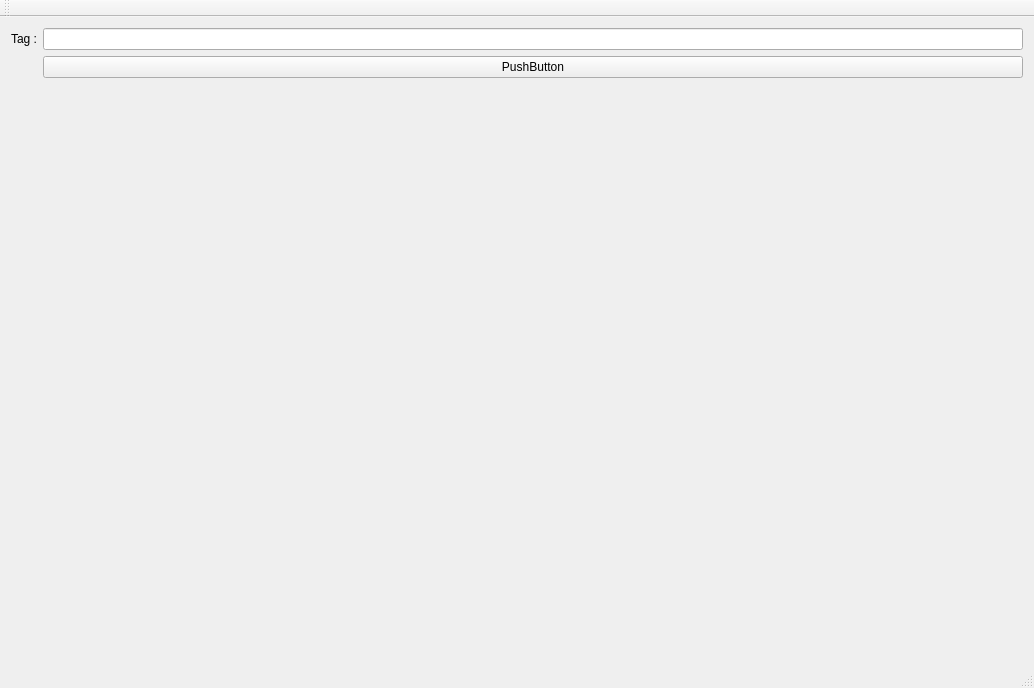
FruitSnack1/API, file mainwindow.ui: the form before one commit.
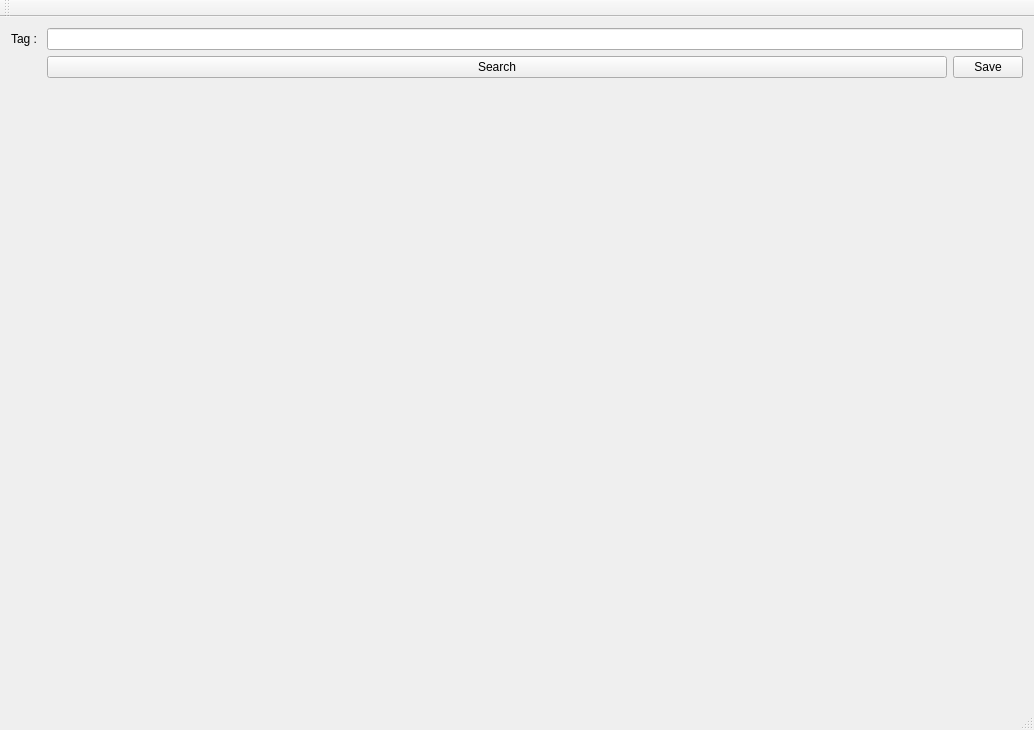
The form after the commit.

```diff
--- a/mainwindow.ui
+++ b/mainwindow.ui
@@ -7,32 +7,67 @@
     <x>0</x>
     <y>0</y>
     <width>1034</width>
-    <height>688</height>
+    <height>730</height>
    </rect>
   </property>
   <property name="windowTitle">
    <string>MainWindow</string>
   </property>
   <widget class="QWidget" name="centralWidget">
-   <layout class="QFormLayout" name="formLayout">
+   <layout class="QGridLayout" name="gridLayout">
     <item row="0" column="0">
      <widget class="QLabel" name="label">
+      <property name="maximumSize">
+       <size>
+        <width>30</width>
+        <height>16777215</height>
+       </size>
+      </property>
       <property name="text">
        <string>Tag :</string>
       </property>
      </widget>
     </item>
-    <item row="0" column="1">
+    <item row="0" column="1" colspan="2">
      <widget class="QLineEdit" name="lineEdit"/>
     </item>
     <item row="1" column="1">
      <widget class="QPushButton" name="pushButton">
       <property name="text">
-       <string>PushButton</string>
+       <string>Search</string>
       </property>
      </widget>
     </item>
-    <item row="2" column="0" colspan="2">
+    <item row="1" column="2">
+     <widget class="QPushButton" name="pushButton_2">
+      <property name="maximumSize">
+       <size>
+        <width>70</width>
+        <height>16777215</height>
+       </size>
+      </property>
+      <property name="text">
+       <string>Save</string>
+      </property>
+     </widget>
+    </item>
+    <item row="2" column="1">
+     <spacer name="verticalSpacer">
+      <property name="orientation">
+       <enum>Qt::Vertical</enum>
+      </property>
+      <property name="sizeType">
+       <enum>QSizePolicy::Fixed</enum>
+      </property>
+      <property name="sizeHint" stdset="0">
+       <size>
+        <width>20</width>
+        <height>100</height>
+       </size>
+      </property>
+     </spacer>
+    </item>
+    <item row="3" column="0" colspan="3">
      <widget class="QLabel" name="label_2">
       <property name="minimumSize">
        <size>
```
